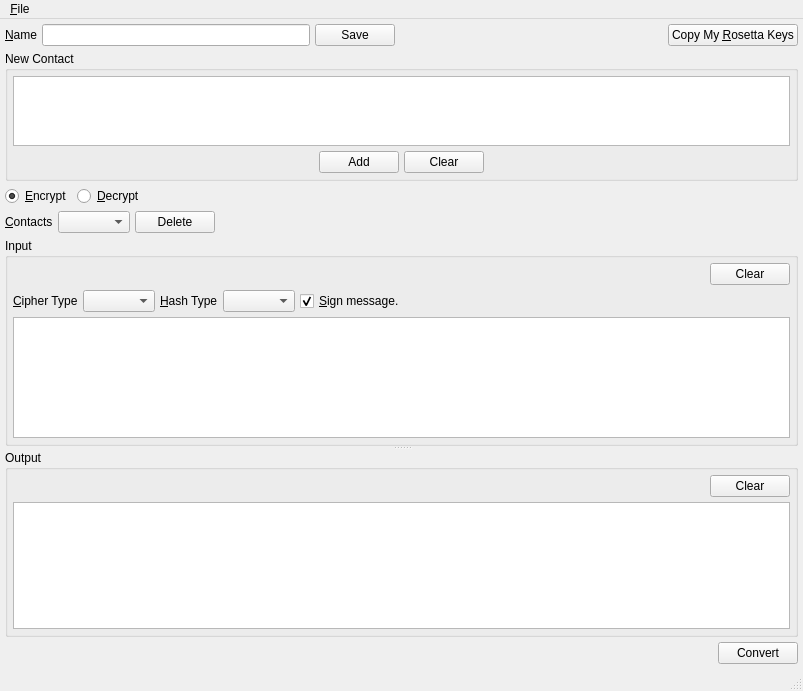
Before: the Qt Designer form UI/rosetta.ui in xloem/spot-on-svn, drawn with Qt 5.
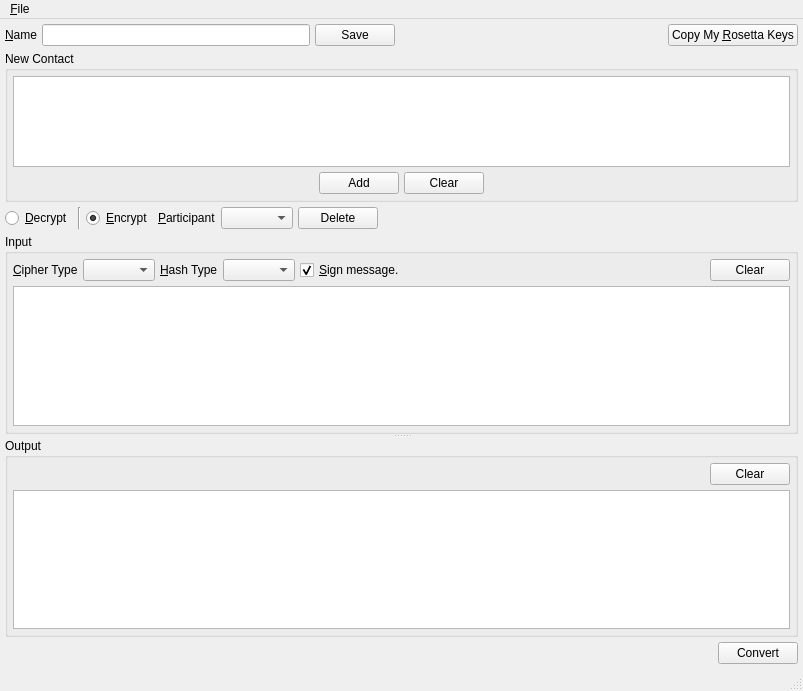
After: the same form once the commit is applied. Icons and pictures are not drawn.

Patch:
```diff
--- a/UI/rosetta.ui
+++ b/UI/rosetta.ui
@@ -146,6 +146,20 @@
       <property name="spacing">
        <number>5</number>
       </property>
+      <item>
+       <widget class="QRadioButton" name="decrypt">
+        <property name="text">
+         <string>&amp;Decrypt</string>
+        </property>
+       </widget>
+      </item>
+      <item>
+       <widget class="Line" name="line">
+        <property name="orientation">
+         <enum>Qt::Vertical</enum>
+        </property>
+       </widget>
+      </item>
       <item>
        <widget class="QRadioButton" name="encrypt">
         <property name="text">
@@ -157,36 +171,9 @@
        </widget>
       </item>
       <item>
-       <widget class="QRadioButton" name="decrypt">
-        <property name="text">
-         <string>&amp;Decrypt</string>
-        </property>
-       </widget>
-      </item>
-      <item>
-       <spacer name="horizontalSpacer_5">
-        <property name="orientation">
-         <enum>Qt::Horizontal</enum>
-        </property>
-        <property name="sizeHint" stdset="0">
-         <size>
-          <width>40</width>
-          <height>20</height>
-         </size>
-        </property>
-       </spacer>
-      </item>
-     </layout>
-    </item>
-    <item>
-     <layout class="QHBoxLayout" name="horizontalLayout">
-      <property name="spacing">
-       <number>5</number>
-      </property>
-      <item>
        <widget class="QLabel" name="label">
         <property name="text">
-         <string>&amp;Contacts</string>
+         <string>&amp;Participant</string>
         </property>
         <property name="buddy">
          <cstring>contacts</cstring>
@@ -208,7 +195,7 @@
        </widget>
       </item>
       <item>
-       <spacer name="horizontalSpacer">
+       <spacer name="horizontalSpacer_5">
         <property name="orientation">
          <enum>Qt::Horizontal</enum>
         </property>
@@ -238,33 +225,6 @@
         <property name="margin">
          <number>5</number>
         </property>
-        <item>
-         <layout class="QHBoxLayout" name="horizontalLayout_3">
-          <property name="spacing">
-           <number>5</number>
-          </property>
-          <item>
-           <spacer name="horizontalSpacer_3">
-            <property name="orientation">
-             <enum>Qt::Horizontal</enum>
-            </property>
-            <property name="sizeHint" stdset="0">
-             <size>
-              <width>40</width>
-              <height>20</height>
-             </size>
-            </property>
-           </spacer>
-          </item>
-          <item>
-           <widget class="QPushButton" name="clearInput">
-            <property name="text">
-             <string>Clear</string>
-            </property>
-           </widget>
-          </item>
-         </layout>
-        </item>
         <item>
          <layout class="QHBoxLayout" name="horizontalLayout_2">
           <property name="spacing">
@@ -327,6 +287,13 @@
             </property>
            </spacer>
           </item>
+          <item>
+           <widget class="QPushButton" name="clearInput">
+            <property name="text">
+             <string>Clear</string>
+            </property>
+           </widget>
+          </item>
          </layout>
         </item>
         <item>
```
Left out of the diff: 4 changed lines with no effect on the pictures.
